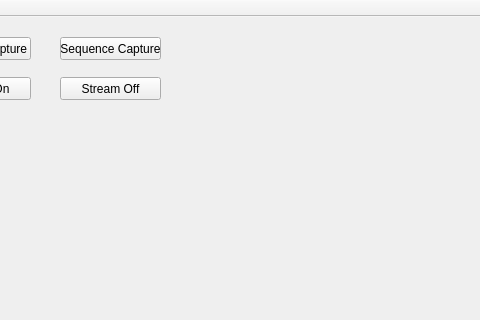
The window that mainwindow.ui (JustWon/SequenceCaptureV2_Server) describes before a commit, drawn with Qt 5; both pictures show x 110 to 590 and y 0 to 320 of the 1145 by 668 pixel window.
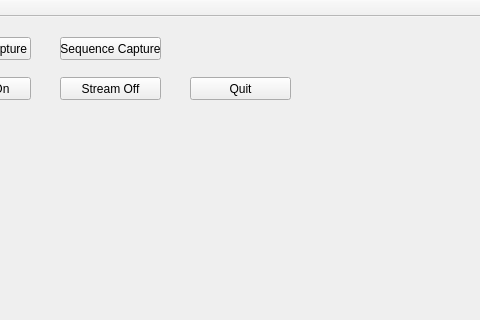
The same window after the commit.

Commit message: quit button

```diff
--- a/mainwindow.ui
+++ b/mainwindow.ui
@@ -79,6 +79,19 @@
      <string>Stream Off</string>
     </property>
    </widget>
+   <widget class="QPushButton" name="pushButton_Quit">
+    <property name="geometry">
+     <rect>
+      <x>300</x>
+      <y>60</y>
+      <width>101</width>
+      <height>23</height>
+     </rect>
+    </property>
+    <property name="text">
+     <string>Quit</string>
+    </property>
+   </widget>
   </widget>
   <widget class="QMenuBar" name="menuBar">
    <property name="geometry">
```
The commit also changes 4 other files.
